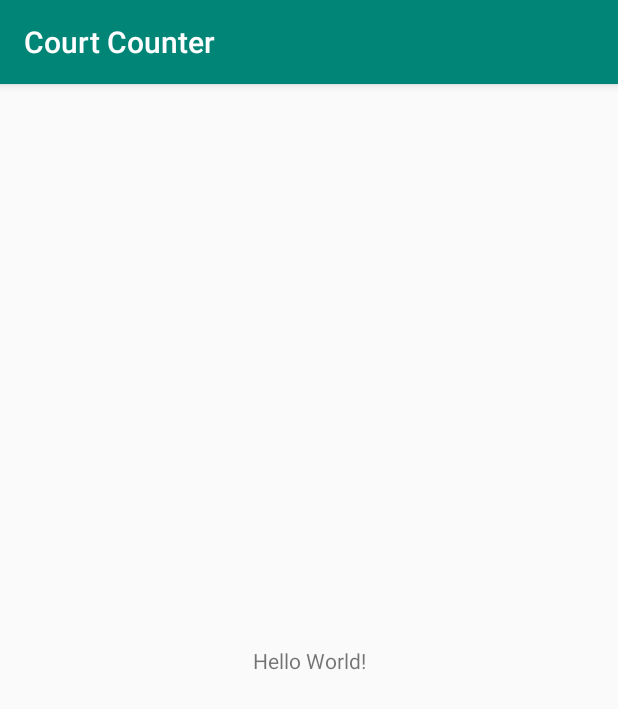
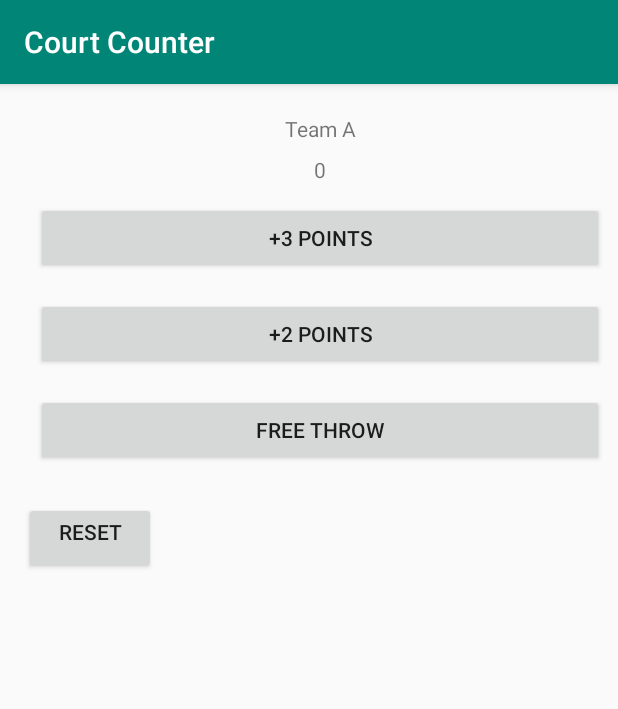
Before and after one commit to Ahmzyjazzy/Court-counter, an Android app: the screen it shows after launch (MainActivity), on a phone screen of 412 x 824 dp. Shown: the top 709 px of the screen. Run offline under Robolectric (Android 15) with nearby library versions, the phone set to English and light mode, and no system bars.

Commit message:
feat/Add layout for team A and implement score counter for team A

```diff
--- a/app/src/main/java/com/example/courtcounter/MainActivity.java
+++ b/app/src/main/java/com/example/courtcounter/MainActivity.java
@@ -3,12 +3,42 @@ package com.example.courtcounter;
 import androidx.appcompat.app.AppCompatActivity;
 
 import android.os.Bundle;
+import android.view.View;
+import android.widget.TextView;
 
 public class MainActivity extends AppCompatActivity {
+    int scoreTeamA = 0;
 
     @Override
     protected void onCreate(Bundle savedInstanceState) {
         super.onCreate(savedInstanceState);
         setContentView(R.layout.activity_main);
     }
+
+    public void displayForTeamA(int score) {
+        TextView scoreView = findViewById(R.id.team_a_score);
+        scoreView.setText(String.valueOf(score));
+    }
+
+    /**
+     * Add Score for Team A
+     */
+    public void addOneForTeamA(View view) {
+        scoreTeamA++;
+        displayForTeamA(scoreTeamA);
+    }
+
+    public void addTwoForTeamA(View view) {
+        scoreTeamA += 2;
+        displayForTeamA(scoreTeamA);
+    }
+
+    public void addThreeForTeamA(View view) {
+        scoreTeamA += 3;
+        displayForTeamA(scoreTeamA);
+    }
+
+
+
+
 }
--- a/app/src/main/res/layout/activity_main.xml
+++ b/app/src/main/res/layout/activity_main.xml
@@ -1,18 +1,72 @@
 <?xml version="1.0" encoding="utf-8"?>
-<androidx.constraintlayout.widget.ConstraintLayout xmlns:android="http://schemas.android.com/apk/res/android"
-    xmlns:app="http://schemas.android.com/apk/res-auto"
+<LinearLayout xmlns:android="http://schemas.android.com/apk/res/android"
     xmlns:tools="http://schemas.android.com/tools"
     android:layout_width="match_parent"
     android:layout_height="match_parent"
+    android:orientation="vertical"
+    android:paddingLeft="16dp"
+    android:paddingTop="16dp"
+    android:paddingRight="1dp"
+    android:paddingBottom="1dp"
     tools:context=".MainActivity">
 
-    <TextView
+    <LinearLayout
+        android:layout_width="match_parent"
+        android:layout_height="wrap_content"
+        android:gravity="center_horizontal"
+        android:orientation="horizontal">
+
+        <LinearLayout
+            android:layout_width="match_parent"
+            android:layout_height="wrap_content"
+            android:orientation="vertical">
+
+            <TextView
+                android:layout_width="match_parent"
+                android:layout_height="wrap_content"
+                android:gravity="center_horizontal"
+                android:text="Team A"
+                android:padding="4dp"/>
+
+            <TextView
+                android:id="@+id/team_a_score"
+                android:layout_width="match_parent"
+                android:layout_height="wrap_content"
+                android:gravity="center_horizontal"
+                android:text="0"
+                android:padding="4dp"/>
+
+            <Button
+                android:layout_width="match_parent"
+                android:layout_height="wrap_content"
+                android:text="+3 Points"
+                android:layout_margin="8dp"
+                android:onClick="addThreeForTeamA"/>
+
+            <Button
+                android:layout_width="match_parent"
+                android:layout_height="wrap_content"
+                android:text="+2 Points"
+                android:layout_margin="8dp"
+                android:onClick="addTwoForTeamA"/>
+
+            <Button
+                android:layout_width="match_parent"
+                android:layout_height="wrap_content"
+                android:text="Free Throw"
+                android:layout_margin="8dp"
+                android:onClick="addOneForTeamA"/>
+
+        </LinearLayout>
+
+
+    </LinearLayout>
+
+    <Button
         android:layout_width="wrap_content"
         android:layout_height="wrap_content"
-        android:text="Hello World!"
-        app:layout_constraintBottom_toBottomOf="parent"
-        app:layout_constraintLeft_toLeftOf="parent"
-        app:layout_constraintRight_toRightOf="parent"
-        app:layout_constraintTop_toTopOf="parent" />
+        android:gravity="center_horizontal"
+        android:layout_marginTop="16dp"
+        android:text="Reset" />
 
-</androidx.constraintlayout.widget.ConstraintLayout>
+</LinearLayout>
```
